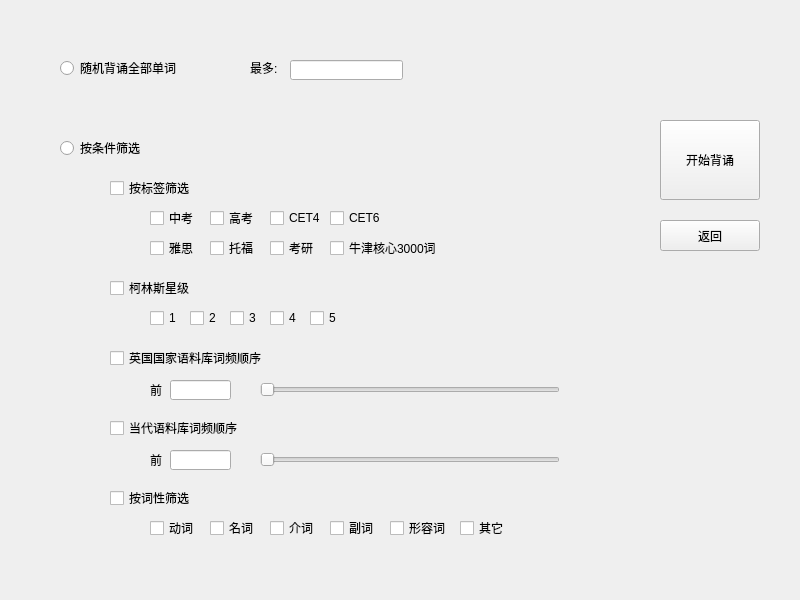
Before: the Qt Designer form src/UI/ui_designer/chooseclass.ui in Knorringite/WordBook, drawn with Qt 5.
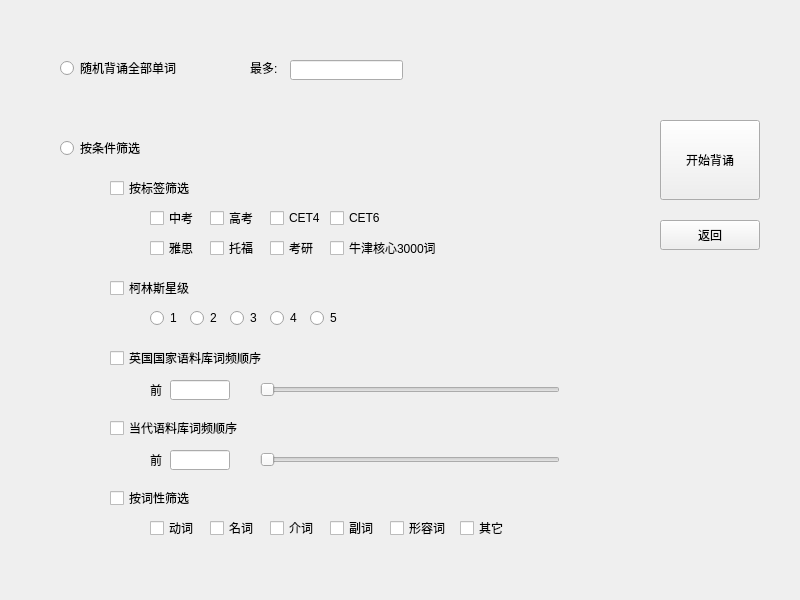
After: the same form once the commit is applied.

Patch:
```diff
--- a/src/UI/ui_designer/chooseclass.ui
+++ b/src/UI/ui_designer/chooseclass.ui
@@ -104,12 +104,12 @@
     <string>CET4</string>
    </property>
   </widget>
-  <widget class="QCheckBox" name="collins3_cb">
+  <widget class="QRadioButton" name="collins3_rbtn">
    <property name="geometry">
     <rect>
      <x>230</x>
      <y>310</y>
-     <width>31</width>
+     <width>30</width>
      <height>16</height>
     </rect>
    </property>
@@ -122,7 +122,7 @@
     <rect>
      <x>110</x>
      <y>280</y>
-     <width>101</width>
+     <width>100</width>
      <height>16</height>
     </rect>
    </property>
@@ -143,12 +143,12 @@
     <string>CET6</string>
    </property>
   </widget>
-  <widget class="QCheckBox" name="collins1_cb">
+  <widget class="QRadioButton" name="collins1_rbtn">
    <property name="geometry">
     <rect>
      <x>150</x>
      <y>310</y>
-     <width>41</width>
+     <width>40</width>
      <height>16</height>
     </rect>
    </property>
@@ -156,12 +156,12 @@
     <string>1</string>
    </property>
   </widget>
-  <widget class="QCheckBox" name="collins2_cb">
+  <widget class="QRadioButton" name="collins2_rbtn">
    <property name="geometry">
     <rect>
      <x>190</x>
      <y>310</y>
-     <width>41</width>
+     <width>40</width>
      <height>16</height>
     </rect>
    </property>
@@ -174,7 +174,7 @@
     <rect>
      <x>330</x>
      <y>240</y>
-     <width>131</width>
+     <width>130</width>
      <height>16</height>
     </rect>
    </property>
@@ -188,7 +188,7 @@
      <x>660</x>
      <y>220</y>
      <width>100</width>
-     <height>31</height>
+     <height>30</height>
     </rect>
    </property>
    <property name="text">
@@ -200,8 +200,8 @@
     <rect>
      <x>619</x>
      <y>50</y>
-     <width>141</width>
-     <height>41</height>
+     <width>140</width>
+     <height>40</height>
     </rect>
    </property>
    <property name="text">
@@ -213,7 +213,7 @@
     <rect>
      <x>110</x>
      <y>350</y>
-     <width>201</width>
+     <width>200</width>
      <height>16</height>
     </rect>
    </property>
@@ -239,7 +239,7 @@
     <rect>
      <x>170</x>
      <y>380</y>
-     <width>61</width>
+     <width>60</width>
      <height>20</height>
     </rect>
    </property>
@@ -262,7 +262,7 @@
     <rect>
      <x>170</x>
      <y>450</y>
-     <width>61</width>
+     <width>60</width>
      <height>20</height>
     </rect>
    </property>
@@ -272,7 +272,7 @@
     <rect>
      <x>110</x>
      <y>420</y>
-     <width>171</width>
+     <width>170</width>
      <height>16</height>
     </rect>
    </property>
@@ -295,7 +295,7 @@
     <rect>
      <x>110</x>
      <y>490</y>
-     <width>101</width>
+     <width>100</width>
      <height>16</height>
     </rect>
    </property>
@@ -386,7 +386,7 @@
     <rect>
      <x>390</x>
      <y>520</y>
-     <width>71</width>
+     <width>70</width>
      <height>16</height>
     </rect>
    </property>
@@ -399,7 +399,7 @@
     <rect>
      <x>250</x>
      <y>60</y>
-     <width>31</width>
+     <width>30</width>
      <height>16</height>
     </rect>
    </property>
@@ -407,7 +407,7 @@
     <string>最多:</string>
    </property>
   </widget>
-  <widget class="QCheckBox" name="collins4_cb">
+  <widget class="QRadioButton" name="collins4_rbtn">
    <property name="geometry">
     <rect>
      <x>270</x>
@@ -420,7 +420,7 @@
     <string>4</string>
    </property>
   </widget>
-  <widget class="QCheckBox" name="collins5_cb">
+  <widget class="QRadioButton" name="collins5_rbtn">
    <property name="geometry">
     <rect>
      <x>310</x>
```
Left out of the diff: 8 changed lines with no effect on the pictures.
